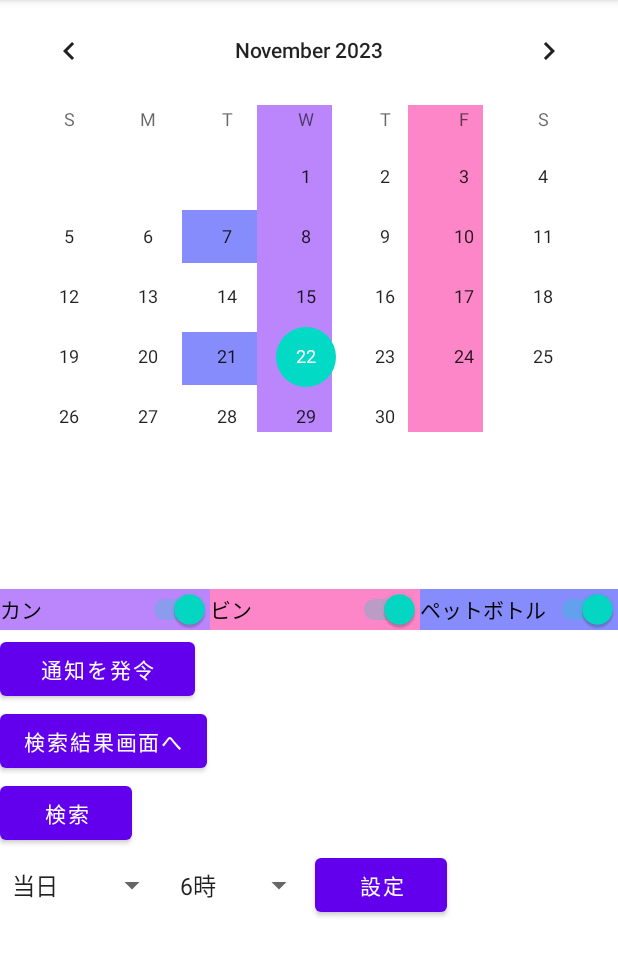
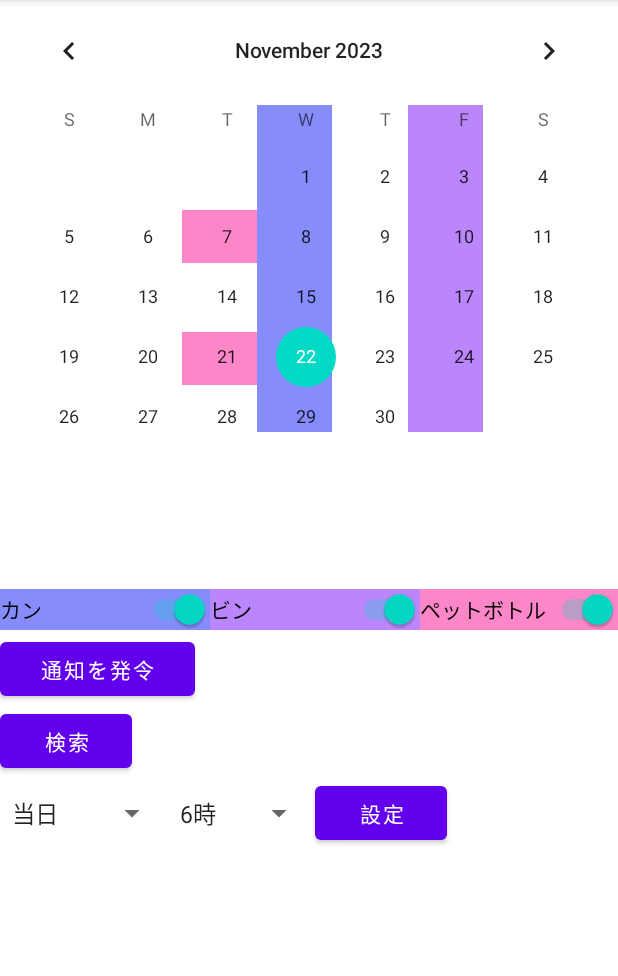
Before and after one commit to Ma4Ma4/RecycleApp, an Android app: the screen it shows after launch (MainActivity), on a phone screen of 412 x 824 dp, the part 84-1060 px from its top. Run offline under Robolectric (Android 15) with nearby library versions, the phone set to English and light mode, and no system bars.

Commit message:
画面遷移･検索結果画面統合+デバッグ版

```diff
--- a/app/src/main/java/com/example/recycleapp/MainActivity.kt
+++ b/app/src/main/java/com/example/recycleapp/MainActivity.kt
@@ -147,7 +147,7 @@ class MainActivity : AppCompatActivity() {
 
         // EX. 通知に2択ボタンを設けてアクティビティ遷移の土台にする
         // ここを遷移先のアクティビティを指定するインテントにすることで実装できそう
-        val intentForgot = Intent(this, MainActivity::class.java).apply {
+        val intentForgot = Intent(this, DummyActivity::class.java).apply {
             flags = Intent.FLAG_ACTIVITY_NEW_TASK or Intent.FLAG_ACTIVITY_CLEAR_TASK
             putExtra(EXTRA_NOTIFICATION_ID, 0)
         }
@@ -186,17 +186,19 @@ class MainActivity : AppCompatActivity() {
                 notify(12345, builder.build())
             }
         }
+        /* デバッグ用につき廃止
         // ボタンクリックを検出するイベントリスナー(検索結果画面ジャンプ用)
         val buttonResult:Button = findViewById(R.id.button_result)
         buttonResult.setOnClickListener {
             // ここに[通知を発令]ボタン押下時の処理を記述
             val intentResult = Intent(this, ResultActivity::class.java)
             startActivity(intentResult)
-        }
+        } */
 
+        // 検索画面へ遷移するボタン
         val buttonSearch:Button = findViewById(R.id.button_search)
         buttonSearch.setOnClickListener {
-            // ここに[通知を発令]ボタン押下時の処理を記述
+            // ここに[検索]ボタン押下時の処理を記述
             val intentSearch = Intent(this, DummyActivity::class.java)
             startActivity(intentSearch)
         }
--- a/app/src/main/res/layout/activity_main.xml
+++ b/app/src/main/res/layout/activity_main.xml
@@ -20,7 +20,7 @@
             android:layout_marginStart="171dp"
             android:layout_marginTop="70dp"
             android:alpha="10"
-            android:background="@color/purple_200"
+            android:background="@color/my_violet_200"
             android:visibility="visible" />
 
         <View
@@ -30,7 +30,7 @@
             android:layout_marginStart="272dp"
             android:layout_marginTop="70dp"
             android:alpha="10"
-            android:background="@color/my_coral_200"
+            android:background="@color/purple_200"
             android:visibility="visible" />
 
         <View
@@ -40,7 +40,7 @@
             android:layout_marginStart="121dp"
             android:layout_marginTop="140dp"
             android:alpha="10"
-            android:background="@color/my_violet_200"
+            android:background="@color/my_coral_200"
             android:visibility="visible" />
 
         <View
@@ -50,7 +50,7 @@
             android:layout_marginStart="121dp"
             android:layout_marginTop="221dp"
             android:alpha="10"
-            android:background="@color/my_violet_200"
+            android:background="@color/my_coral_200"
             android:visibility="visible" />
 
         <!-- CalendarViewを配置します。 -->
@@ -84,7 +84,7 @@
             android:layout_width="wrap_content"
             android:layout_height="wrap_content"
             android:layout_weight="1"
-            android:background="@color/purple_200"
+            android:background="@color/my_violet_200"
             android:checked="true"
             android:text="@string/can"
             tools:ignore="UseSwitchCompatOrMaterialXml" />
@@ -94,7 +94,7 @@
             android:layout_width="wrap_content"
             android:layout_height="wrap_content"
             android:layout_weight="1"
-            android:background="@color/my_coral_200"
+            android:background="@color/purple_200"
             android:checked="true"
             android:text="@string/bin"
             tools:ignore="UseSwitchCompatOrMaterialXml" />
@@ -104,7 +104,7 @@
             android:layout_width="wrap_content"
             android:layout_height="wrap_content"
             android:layout_weight="0"
-            android:background="@color/my_violet_200"
+            android:background="@color/my_coral_200"
             android:checked="true"
             android:text="@string/pet"
             tools:ignore="UseSwitchCompatOrMaterialXml" />
@@ -151,12 +151,14 @@
         android:layout_height="wrap_content"
         android:text="@string/notify" />
 
-    <!-- 検索結果画面に飛ぶボタン -->
+    <!-- デバッグ用につき廃止
+    <!- 検索結果画面に飛ぶボタン
     <Button
         android:id="@+id/button_result"
         android:layout_width="wrap_content"
         android:layout_height="wrap_content"
         android:text="@string/result" />
+     -->
 
     <Button
         android:id="@+id/button_search"
```
